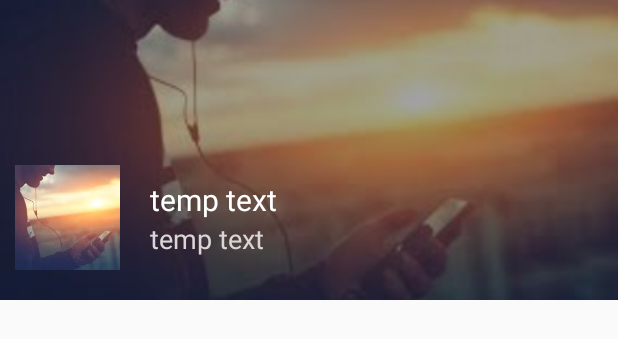
After one commit to Vanh1200/LoveMusic, an Android app: the layout fragment_slider.xml on its own in the app's theme, with its tools: preview values and no code run, on a phone screen of 412 x 824 dp. The commit adds this screen. Shown: the top 339 px of the screen. Run offline under Robolectric (Android 15) with nearby library versions, the phone set to English and light mode, and no system bars.

Commit message:
create ui home sreen : layout

```diff
--- /dev/null
+++ b/app/src/main/res/drawable/bg_horizontal_line.xml
@@ -0,0 +1,6 @@
+<?xml version="1.0" encoding="utf-8"?>
+<shape xmlns:android="http://schemas.android.com/apk/res/android">
+    <gradient android:startColor="@color/color_white"
+        android:endColor="@color/color_brown"
+        android:angle="90"/>
+</shape>
--- /dev/null
+++ b/app/src/main/res/drawable/bg_search.xml
@@ -0,0 +1,5 @@
+<?xml version="1.0" encoding="utf-8"?>
+<shape xmlns:android="http://schemas.android.com/apk/res/android" android:shape="rectangle">
+    <solid android:color="@color/color_light_blue"/>
+    <corners android:radius="@dimen/dp_20"/>
+</shape>
--- a/app/src/main/res/drawable/ic_search_black_24dp.xml
+++ b/app/src/main/res/drawable/ic_search_black_24dp.xml
@@ -1,4 +1,4 @@
-<vector android:height="24dp" android:tint="#9B9B9B"
+<vector android:height="24dp" android:tint="#4A5864"
     android:viewportHeight="24.0" android:viewportWidth="24.0"
     android:width="24dp" xmlns:android="http://schemas.android.com/apk/res/android">
     <path android:fillColor="#FF000000" android:pathData="M15.5,14h-0.79l-0.28,-0.27C15.41,12.59 16,11.11 16,9.5 16,5.91 13.09,3 9.5,3S3,5.91 3,9.5 5.91,16 9.5,16c1.61,0 3.09,-0.59 4.23,-1.57l0.27,0.28v0.79l5,4.99L20.49,19l-4.99,-5zM9.5,14C7.01,14 5,11.99 5,9.5S7.01,5 9.5,5 14,7.01 14,9.5 11.99,14 9.5,14z"/>
--- a/app/src/main/res/drawable/nav_icon_state.xml
+++ b/app/src/main/res/drawable/nav_icon_state.xml
@@ -1,5 +1,5 @@
 <?xml version="1.0" encoding="utf-8"?>
 <selector xmlns:android="http://schemas.android.com/apk/res/android">
-    <item android:color="@color/color_brown" android:state_checked="false"/>
-    <item android:color="@color/color_blue" android:state_checked="true"/>
+    <item android:color="@color/color_dark_blue" android:state_checked="false" />
+    <item android:color="@color/color_blue" android:state_checked="true" />
 </selector>
--- /dev/null
+++ b/app/src/main/res/layout/fragment_slider.xml
@@ -0,0 +1,61 @@
+<?xml version="1.0" encoding="utf-8"?>
+<android.support.constraint.ConstraintLayout xmlns:android="http://schemas.android.com/apk/res/android"
+    xmlns:app="http://schemas.android.com/apk/res-auto"
+    android:layout_width="match_parent"
+    android:layout_height="wrap_content">
+
+    <ImageView
+        android:id="@+id/image_slider"
+        android:layout_width="0dp"
+        android:layout_height="@dimen/dp_200"
+        android:scaleType="centerCrop"
+        android:src="@drawable/ambient"
+        app:layout_constraintEnd_toEndOf="parent"
+        app:layout_constraintStart_toStartOf="parent"
+        app:layout_constraintTop_toTopOf="parent" />
+
+    <View
+        android:layout_width="0dp"
+        android:layout_height="0dp"
+        android:background="@drawable/bg_black_transparent"
+        app:layout_constraintBottom_toBottomOf="@id/image_slider"
+        app:layout_constraintEnd_toEndOf="@id/image_slider"
+        app:layout_constraintStart_toStartOf="@id/image_slider"
+        app:layout_constraintTop_toTopOf="@id/image_slider" />
+
+    <ImageView
+        android:id="@+id/image_small_artwork"
+        android:layout_width="@dimen/dp_70"
+        android:layout_height="@dimen/dp_70"
+        android:layout_marginStart="@dimen/dp_10"
+        android:layout_marginBottom="@dimen/dp_20"
+        android:scaleType="centerCrop"
+        android:src="@drawable/ambient"
+        app:layout_constraintBottom_toBottomOf="@id/image_slider"
+        app:layout_constraintStart_toStartOf="@id/image_slider" />
+
+    <TextView
+        android:id="@+id/text_track"
+        android:layout_width="wrap_content"
+        android:layout_height="wrap_content"
+        android:layout_marginStart="@dimen/dp_20"
+        android:text="@string/text_temp_text"
+        android:textColor="@android:color/white"
+        android:textSize="@dimen/sp_20"
+        app:layout_constraintBottom_toTopOf="@id/text_artist"
+        app:layout_constraintStart_toEndOf="@id/image_small_artwork"
+        app:layout_constraintTop_toTopOf="@id/image_small_artwork"
+        app:layout_constraintVertical_chainStyle="packed" />
+
+    <TextView
+        android:id="@+id/text_artist"
+        android:layout_width="wrap_content"
+        android:layout_height="wrap_content"
+        android:text="@string/text_temp_text"
+        android:textColor="@color/color_light_brown"
+        android:textSize="@dimen/sp_18"
+        app:layout_constraintBottom_toBottomOf="@id/image_small_artwork"
+        app:layout_constraintStart_toStartOf="@id/text_track"
+        app:layout_constraintTop_toBottomOf="@id/text_track" />
+
+</android.support.constraint.ConstraintLayout>
--- a/app/src/main/res/values/colors.xml
+++ b/app/src/main/res/values/colors.xml
@@ -1,11 +1,16 @@
 <?xml version="1.0" encoding="utf-8"?>
 <resources>
-    <color name="color_primary">#008577</color>
-    <color name="color_primary_dark">#00574B</color>
+    <color name="color_primary">#E9E9E9</color>
+    <color name="color_primary_dark">#E9E9E9</color>
     <color name="color_accent">#D81B60</color>
     <color name="color_splash">#73AEC7</color>
     <color name="color_black_transparent">#5E000000</color>
     <color name="color_blue">#00A6FF</color>
     <color name="color_brown">#9b9b9b</color>
     <color name="color_light_brown">#DBD6D6</color>
+    <color name="color_dark_brown">#5E5E5E</color>
+    <color name="color_white">#ffffff</color>
+    <color name="color_blue_gray">#39444E</color>
+    <color name="color_dark_blue">#738FAA</color>
+    <color name="color_light_blue">#D3DCE6</color>
 </resources>
--- a/app/src/main/res/values/dimens.xml
+++ b/app/src/main/res/values/dimens.xml
@@ -12,4 +12,8 @@
     <dimen name="dp_30">30dp</dimen>
     <dimen name="sp_18">18sp</dimen>
     <dimen name="sp_16">16sp</dimen>
+    <dimen name="dp_2">2dp</dimen>
+    <dimen name="dp_38">38dp</dimen>
+    <dimen name="dp_180">180dp</dimen>
+    <dimen name="dp_25">25dp</dimen>
 </resources>
--- a/app/src/main/res/values/strings.xml
+++ b/app/src/main/res/values/strings.xml
@@ -10,4 +10,6 @@
     <string name="text_library">Library</string>
     <string name="text_setting">Setting</string>
     <string name="text_temp_text">temp text</string>
+    <string name="text_suggested_songs">SUGGESTED SONGS</string>
+    <string name="text_popular_playlist">POPULAR PLAYLIST</string>
 </resources>
```
Also changed, not shown: app/src/main/res/animator-v21/appbar_elevation.xml (added, +10 -0 lines), app/src/main/res/layout/activity_main.xml (+28 -7 lines), app/src/main/res/layout/fragment_home.xml (added, +88 -0 lines), app/src/main/res/layout/genres_layout.xml (added, +223 -0 lines), app/src/main/res/layout/suggested_layout.xml (added, +24 -0 lines).
